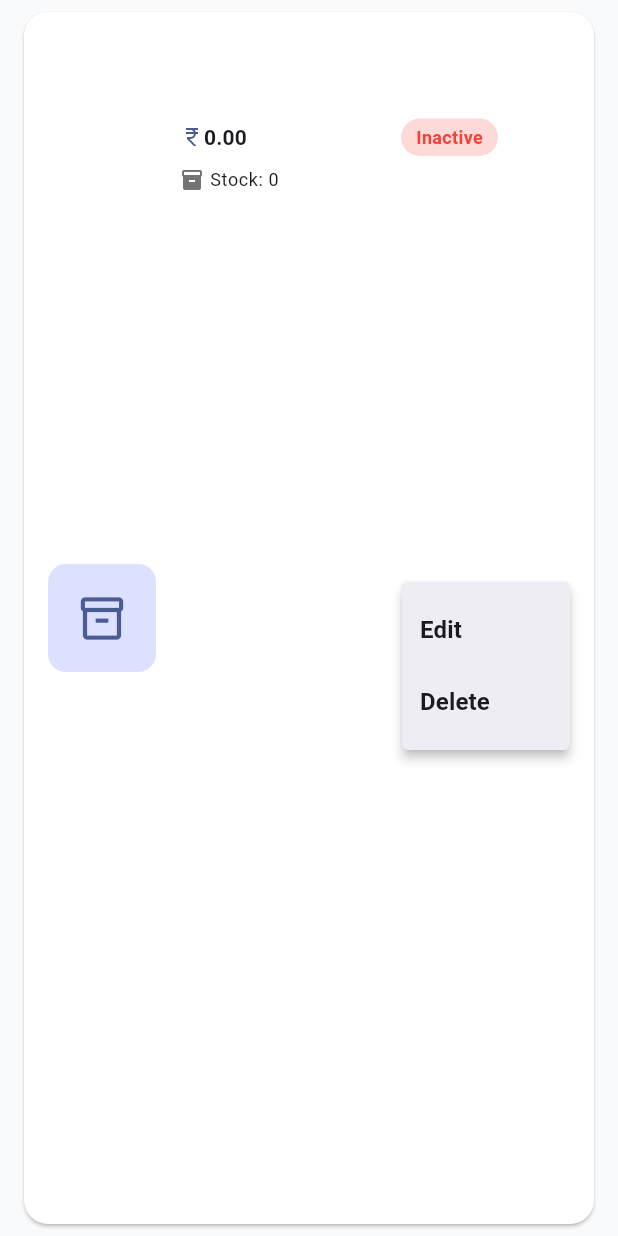
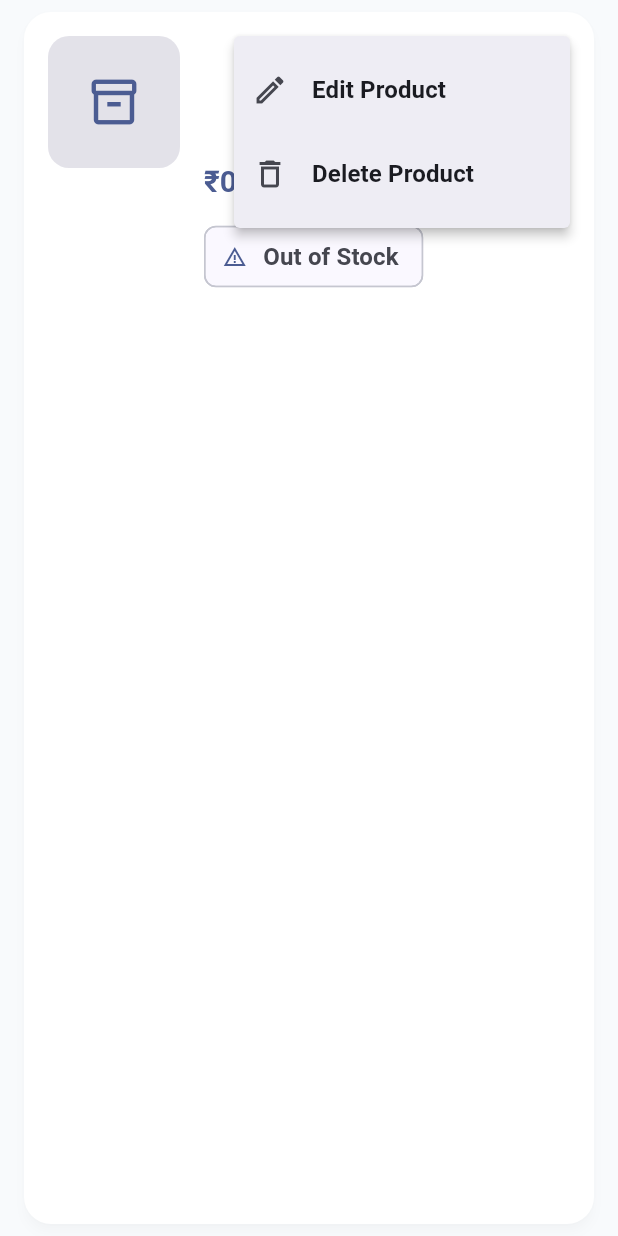
Before and after one commit to twimzi/Twimzi, a Flutter app: the ProductCard widget shown alone on an empty page, opened directly with empty values, after a tap on the "more vert" icon, on a phone screen of 412 x 824 dp. Run offline on Flutter 3.47's test engine with Material 3 defaults, Android fonts, the light colour scheme and no system bars; our stand-ins replace flutter_riverpod, go_router, image_picker, shared_preferences, supabase_flutter; accounts and stored records are empty.

Commit message:
Complete Product Module UI & UX

```diff
--- a/lib/features/product/presentation/widgets/add_product/product_card.dart
+++ b/lib/features/product/presentation/widgets/add_product/product_card.dart
@@ -26,28 +26,46 @@ class ProductCard extends StatelessWidget {
 horizontal: 16,
 vertical: 8,
 ),
-      elevation: 1,
+elevation: 3,
+clipBehavior: Clip.antiAlias,
+shadowColor: Colors.black12,
 shape: RoundedRectangleBorder(
-        borderRadius: BorderRadius.circular(16),
+borderRadius: BorderRadius.circular(18),
 ),
 child: InkWell(
-        borderRadius: BorderRadius.circular(16),
 onTap: onTap,
+borderRadius: BorderRadius.circular(18),
 child: Padding(
 padding: const EdgeInsets.all(16),
 child: Row(
+crossAxisAlignment: CrossAxisAlignment.start,
 children: [
-              Container(
-                width: 72,
-                height: 72,
-                decoration: BoxDecoration(
-                  color: theme.colorScheme.primaryContainer,
-                  borderRadius: BorderRadius.circular(12),
+Hero(
+tag: 'product_${product.id}',
+child: ClipRRect(
+borderRadius: BorderRadius.circular(14),
+child: Container(
+width: 88,
+height: 88,
+color: theme.colorScheme.surfaceContainerHighest,
+child: product.thumbnailUrl != null &&
+product.thumbnailUrl!.isNotEmpty
+? Image.network(
+product.thumbnailUrl!,
+fit: BoxFit.cover,
+errorBuilder:
+    (_, error, stackTrace) => Icon(
+Icons.inventory_2_outlined,
+size: 36,
+color: theme.colorScheme.primary,
 ),
-                child: Icon(
+)
+: Icon(
 Icons.inventory_2_outlined,
-                  size: 34,
+size: 36,
 color: theme.colorScheme.primary,
+),
+),
 ),
 ),
 const SizedBox(width: 16),
@@ -56,85 +74,127 @@ class ProductCard extends StatelessWidget {
 crossAxisAlignment:
 CrossAxisAlignment.start,
 children: [
-                    Text(
+Row(
+crossAxisAlignment:
+CrossAxisAlignment.start,
+children: [
+Expanded(
+child: Text(
 product.productName,
-                      maxLines: 1,
-                      overflow: TextOverflow.ellipsis,
-                      style: theme.textTheme.titleMedium
+maxLines: 2,
+overflow:
+TextOverflow.ellipsis,
+style: theme
+.textTheme
+.titleMedium
 ?.copyWith(
-                        fontWeight: FontWeight.bold,
+fontWeight:
+FontWeight.w700,
+letterSpacing: -.2,
 ),
 ),
-                    const SizedBox(height: 4),
-                    Text(
-                      product.productCode,
-                      style: theme.textTheme.bodySmall,
 ),
-                    const SizedBox(height: 8),
-                    Row(
-                      children: [
-                        Icon(
-                          Icons.currency_rupee,
+const SizedBox(width: 8),
+Chip(
+avatar: Icon(
+product.isActive
+? Icons.check_circle
+: Icons.cancel,
 size: 16,
-                          color:
-                          theme.colorScheme.primary,
-                        ),
-                        Text(
-                          product.sellingPrice
-                              .toStringAsFixed(2),
-                          style: theme
-                              .textTheme.titleSmall
-                              ?.copyWith(
-                            fontWeight:
-                            FontWeight.w600,
-                          ),
-                        ),
-                        const Spacer(),
-                        Container(
-                          padding:
-                          const EdgeInsets.symmetric(
-                            horizontal: 10,
-                            vertical: 4,
-                          ),
-                          decoration: BoxDecoration(
 color: product.isActive
 ? Colors.green
-                                .withValues(alpha: 0.15)
-                                : Colors.red
-                                .withValues(alpha: 0.20),
-                            borderRadius:
-                            BorderRadius.circular(
-                                20),
+: Colors.red,
 ),
-                          child: Text(
+label: Text(
 product.isActive
 ? 'Active'
 : 'Inactive',
-                            style: TextStyle(
-                              color: product.isActive
-                                  ? Colors.green
-                                  : Colors.red,
-                              fontWeight:
-                              FontWeight.w600,
-                              fontSize: 12,
-                            ),
 ),
 ),
 ],
 ),
-                    const SizedBox(height: 8),
+const SizedBox(height: 6),
+Text(
+product.productCode,
+style: theme.textTheme.bodySmall
+?.copyWith(
+color: Colors.grey.shade600,
+),
+),
+if (product.brand != null &&
+product.brand!.isNotEmpty) ...[
+const SizedBox(height: 4),
+Text(
+product.brand!,
+style: theme
+.textTheme
+.bodySmall
+?.copyWith(
+fontWeight:
+FontWeight.w600,
+color:
+Colors.grey.shade700,
+),
+),
+],
+const SizedBox(height: 14),
 Row(
 children: [
-                        Icon(
-                          Icons.inventory,
+Text(
+'₹${product.sellingPrice.toStringAsFixed(0)}',
+style: theme
+.textTheme
+.titleLarge
+?.copyWith(
+color: theme
+.colorScheme
+.primary,
+fontWeight:
+FontWeight.bold,
+),
+),
+const SizedBox(width: 8),
+if (product.mrp >
+product.sellingPrice)
+Text(
+'₹${product.mrp.toStringAsFixed(0)}',
+style: theme
+.textTheme
+.bodySmall
+?.copyWith(
+decoration:
+TextDecoration
+.lineThrough,
+color: Colors.grey,
+),
+),
+],
+),
+const SizedBox(height: 14),
+Wrap(
+spacing: 8,
+runSpacing: 8,
+children: [
+Chip(
+avatar: Icon(
+product.stockQuantity > 0
+? Icons.inventory
+: Icons.warning_amber,
 size: 16,
-                          color: Colors.grey.shade600,
 ),
-                        const SizedBox(width: 4),
-                        Text(
-                          'Stock: ${product.stockQuantity}',
-                          style:
-                          theme.textTheme.bodySmall,
+label: Text(
+product.stockQuantity > 0
+? 'In Stock (${product.stockQuantity})'
+: 'Out of Stock',
+),
+),
+if (product.isFeatured)
+const Chip(
+avatar: Icon(
+Icons.star,
+size: 16,
+),
+label: Text('Featured'),
 ),
 ],
 ),
@@ -142,6 +202,7 @@ class ProductCard extends StatelessWidget {
 ),
 ),
   PopupMenuButton<String>(
+    tooltip: 'More',
     onSelected: (value) {
       switch (value) {
         case 'edit':
@@ -154,13 +215,21 @@ class ProductCard extends StatelessWidget {
       }
     },
     itemBuilder: (_) => const [
-                  PopupMenuItem(
+      PopupMenuItem<String>(
         value: 'edit',
-                    child: Text('Edit'),
+        child: ListTile(
+          leading: Icon(Icons.edit_outlined),
+          title: Text('Edit Product'),
+          contentPadding: EdgeInsets.zero,
         ),
-                  PopupMenuItem(
+      ),
+      PopupMenuItem<String>(
         value: 'delete',
-                    child: Text('Delete'),
+        child: ListTile(
+          leading: Icon(Icons.delete_outline),
+          title: Text('Delete Product'),
+          contentPadding: EdgeInsets.zero,
+        ),
       ),
     ],
   ),
```
Also changed, not shown: lib/features/product/presentation/pages/product_details_page.dart (+286 -53 lines). Lines whose indentation alone changed are shown as unchanged.
